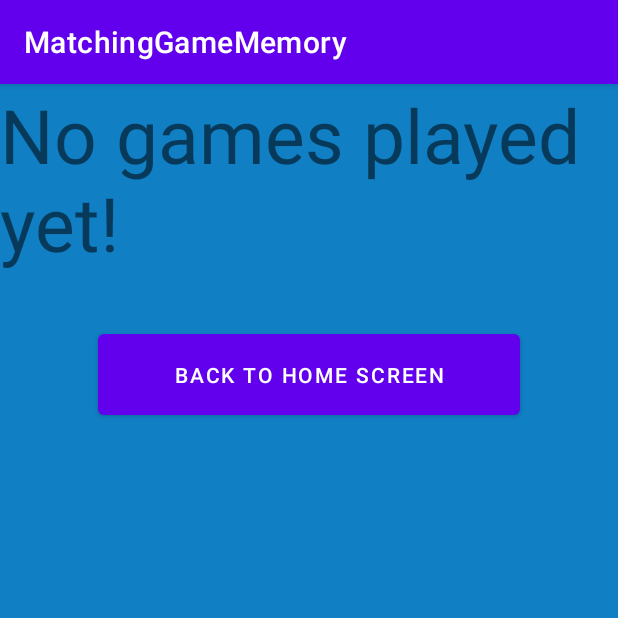
After one commit to Naor-Yekutiely/AndroidMatchingMemoryGame, an Android app: the LeaderBoardActivity screen opened directly, with no data from a screen before it, on a phone screen of 412 x 824 dp, the top half of it. The commit adds this screen. Run offline under Robolectric (Android 15) with nearby library versions, the phone set to English and light mode, and no system bars.

Commit message:
Edit games logic

```diff
--- /dev/null
+++ b/app/src/main/java/com/example/matchinggamememory/LeaderBoardActivity.java
@@ -0,0 +1,56 @@
+package com.example.matchinggamememory;
+
+import androidx.appcompat.app.AppCompatActivity;
+
+import android.content.Intent;
+import android.graphics.Color;
+import android.os.Bundle;
+import android.view.View;
+import android.widget.GridLayout;
+import android.widget.TextView;
+import java.util.ArrayList;
+
+public class LeaderBoardActivity extends AppCompatActivity {
+
+    private LeaderBoardsHandler leaderBoardsHandler;
+
+    @Override
+    protected void onCreate(Bundle savedInstanceState) {
+        super.onCreate(savedInstanceState);
+        setContentView(R.layout.activity_leader_board);
+
+        leaderBoardsHandler = new LeaderBoardsHandler(this);
+        View someView = findViewById(R.id.LeaderBoardGridLayout);
+        View root = someView.getRootView();
+        root.setBackgroundColor(Color.rgb(16,127,196));
+        GridLayout gridLayout = (GridLayout)findViewById(R.id.LeaderBoardGridLayout);
+        TextView leaderBoardTextView = (TextView)findViewById(R.id.leaderBoardTextView);
+        TextView triesTextView = (TextView)findViewById(R.id.TriesTextView);
+        this.populateLeaderBoardGames(gridLayout, leaderBoardTextView, triesTextView);
+    }
+    private void populateLeaderBoardGames(GridLayout gridLayout, TextView leaderBoardTextView, TextView triesTextView) {
+        ArrayList<Integer> triesArrList = leaderBoardsHandler.getAllGamesAsArrayList();
+        if (triesArrList == null) {
+            leaderBoardTextView.append("No games played yet!");
+            return;
+        }
+
+        leaderBoardTextView.append("Leaderboard");
+        triesTextView.append("Number Of Tries:");
+        for (int i=0; i < triesArrList.size(); i++) {
+            LeaderBoardRow leaderBoardRow = new LeaderBoardRow(this, i, triesArrList.get(i).toString(), false);
+            leaderBoardRow.setId(View.generateViewId());
+            gridLayout.addView(leaderBoardRow);
+        }
+
+        findViewById(R.id.backToMain).setOnClickListener(new View.OnClickListener() {
+
+            @Override
+            public void onClick(View v) {
+                Intent mainActivity = new Intent(LeaderBoardActivity.this, MainActivity.class);
+                startActivity(mainActivity);
+            }
+        });
+
+    }
+}
--- /dev/null
+++ b/app/src/main/res/drawable/grid_border.xml
@@ -0,0 +1,5 @@
+<shape xmlns:android="http://schemas.android.com/apk/res/android"
+    android:shape="rectangle">
+    <solid android:color="@android:color/white" />
+    <stroke android:color="@android:color/black" android:width="1dp"/>
+</shape>
--- /dev/null
+++ b/app/src/main/res/layout/activity_leader_board.xml
@@ -0,0 +1,48 @@
+<?xml version="1.0" encoding="utf-8"?>
+
+<LinearLayout xmlns:android="http://schemas.android.com/apk/res/android"
+    android:layout_width="match_parent"
+    android:layout_centerVertical="true"
+    android:layout_centerHorizontal="true"
+    android:orientation="vertical"
+    android:gravity="center_horizontal"
+    android:layout_height="match_parent"
+    xmlns:tools="http://schemas.android.com/tools">
+
+    <!-- TextView -->
+    <TextView
+        android:id="@+id/leaderBoardTextView"
+        android:layout_width="wrap_content"
+        android:layout_height="wrap_content"
+        android:layout_centerHorizontal="true"
+        android:textSize="50dp"/>
+
+    <!-- TextView -->
+    <TextView
+        android:id="@+id/TriesTextView"
+        android:layout_width="wrap_content"
+        android:layout_height="wrap_content"
+        android:layout_centerHorizontal="true"
+        android:textSize="25dp"/>
+
+<!-- GridLayout -->
+    <GridLayout xmlns:android="http://schemas.android.com/apk/res/android"
+        xmlns:tools="http://schemas.android.com/tools"
+        android:layout_width="wrap_content"
+        android:layout_height="wrap_content"
+        android:layout_gravity="center"
+        android:layout_centerHorizontal="true"
+        android:id="@+id/LeaderBoardGridLayout"
+        android:columnCount="1"
+        android:rowCount="10"
+        tools:context=".LeaderBoardActivity">
+    </GridLayout>
+
+    <Button
+        android:id="@+id/backToMain"
+        android:layout_width="281dp"
+        android:layout_height="66dp"
+        android:text="Back to Home Screen"
+        tools:layout_editor_absoluteX="158dp"
+        tools:layout_editor_absoluteY="386dp" />
+</LinearLayout>
```
Also changed, not shown: app/src/main/AndroidManifest.xml (+9 -0 lines), app/src/main/java/com/example/matchinggamememory/AboutActivity.java (added, +30 -0 lines), app/src/main/java/com/example/matchinggamememory/GameActivity.java (+33 -12 lines), app/src/main/java/com/example/matchinggamememory/LeaderBoardRow.java (added, +22 -0 lines), app/src/main/java/com/example/matchinggamememory/LeaderBoardsHandler.java (added, +134 -0 lines), app/src/main/java/com/example/matchinggamememory/MainActivity.java (+18 -7 lines), app/src/main/java/com/example/matchinggamememory/ResultsActivity.java (added, +63 -0 lines), app/src/main/res/layout/activity_about.xml (added, +40 -0 lines), app/src/main/res/layout/activity_game.xml (+21 -0 lines), app/src/main/res/layout/activity_main.xml (+0 -8 lines), app/src/main/res/layout/activity_results.xml (added, +58 -0 lines), 1 other file.
